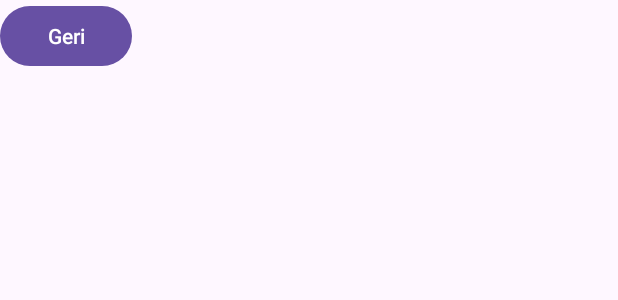
After one commit to nidanurdemirhan/App-cakery, an Android app: the layout activity_recipe_detail.xml on its own in the app's theme, with its tools: preview values and no code run, on a phone screen of 412 x 824 dp. The commit adds this screen. Shown: the top 300 px of the screen. Run offline under Robolectric (Android 15) with nearby library versions, the light colour scheme and no system bars.

Commit message:
RecipeDetail updated

```diff
--- a/app/src/main/AndroidManifest.xml
+++ b/app/src/main/AndroidManifest.xml
@@ -41,6 +41,8 @@
                 <category android:name="android.intent.category.LAUNCHER" />
             </intent-filter>
         </activity>
+        <activity android:name=".Activity.RecipeDetailActivity" />
+
     </application>
 
 </manifest>
--- /dev/null
+++ b/app/src/main/res/layout/activity_recipe_detail.xml
@@ -0,0 +1,64 @@
+<?xml version="1.0" encoding="utf-8"?>
+<androidx.constraintlayout.widget.ConstraintLayout xmlns:android="http://schemas.android.com/apk/res/android"
+    xmlns:app="http://schemas.android.com/apk/res-auto"
+    xmlns:tools="http://schemas.android.com/tools"
+    android:layout_width="match_parent"
+    android:layout_height="match_parent"
+    tools:context=".Activity.RecipeDetailActivity">
+
+    <ImageView
+        android:id="@+id/recipe_image"
+        android:layout_width="0dp"
+        android:layout_height="200dp"
+        android:scaleType="centerCrop"
+        app:layout_constraintTop_toTopOf="parent"
+        app:layout_constraintStart_toStartOf="parent"
+        app:layout_constraintEnd_toEndOf="parent" />
+
+    <TextView
+        android:id="@+id/recipe_name"
+        android:layout_width="0dp"
+        android:layout_height="wrap_content"
+        android:textSize="24sp"
+        android:textStyle="bold"
+        android:layout_marginTop="8dp"
+        app:layout_constraintTop_toBottomOf="@id/recipe_image"
+        app:layout_constraintStart_toStartOf="parent"
+        app:layout_constraintEnd_toEndOf="parent" />
+
+    <TextView
+        android:id="@+id/recipe_description"
+        android:layout_width="0dp"
+        android:layout_height="wrap_content"
+        android:layout_marginTop="8dp"
+        app:layout_constraintTop_toBottomOf="@id/recipe_name"
+        app:layout_constraintStart_toStartOf="parent"
+        app:layout_constraintEnd_toEndOf="parent" />
+
+    <TextView
+        android:id="@+id/recipe_calories"
+        android:layout_width="0dp"
+        android:layout_height="wrap_content"
+        android:layout_marginTop="8dp"
+        app:layout_constraintTop_toBottomOf="@id/recipe_description"
+        app:layout_constraintStart_toStartOf="parent"
+        app:layout_constraintEnd_toEndOf="parent" />
+
+    <TextView
+        android:id="@+id/recipe_portion"
+        android:layout_width="0dp"
+        android:layout_height="wrap_content"
+        android:layout_marginTop="8dp"
+        app:layout_constraintTop_toBottomOf="@id/recipe_calories"
+        app:layout_constraintStart_toStartOf="parent"
+        app:layout_constraintEnd_toEndOf="parent" />
+
+    <Button
+        android:id="@+id/btnBack"
+        android:layout_width="wrap_content"
+        android:layout_height="wrap_content"
+        android:text="Geri"
+        tools:ignore="MissingConstraints" />
+
+
+</androidx.constraintlayout.widget.ConstraintLayout>
```
Also changed, not shown: app/build.gradle.kts (+6 -6 lines), app/src/main/java/com/nida/app_cakery/Activity/RecipeDetailActivity.java (added, +89 -0 lines), app/src/main/java/com/nida/app_cakery/Adapters/RecipeAdapter.java (+13 -0 lines).
